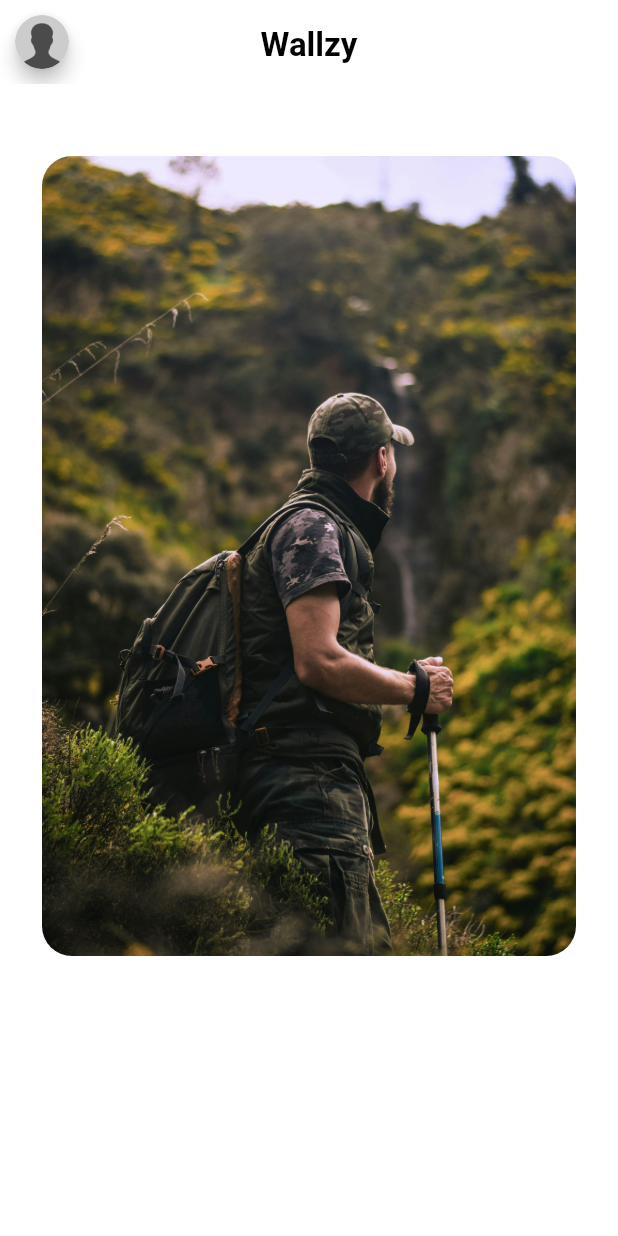
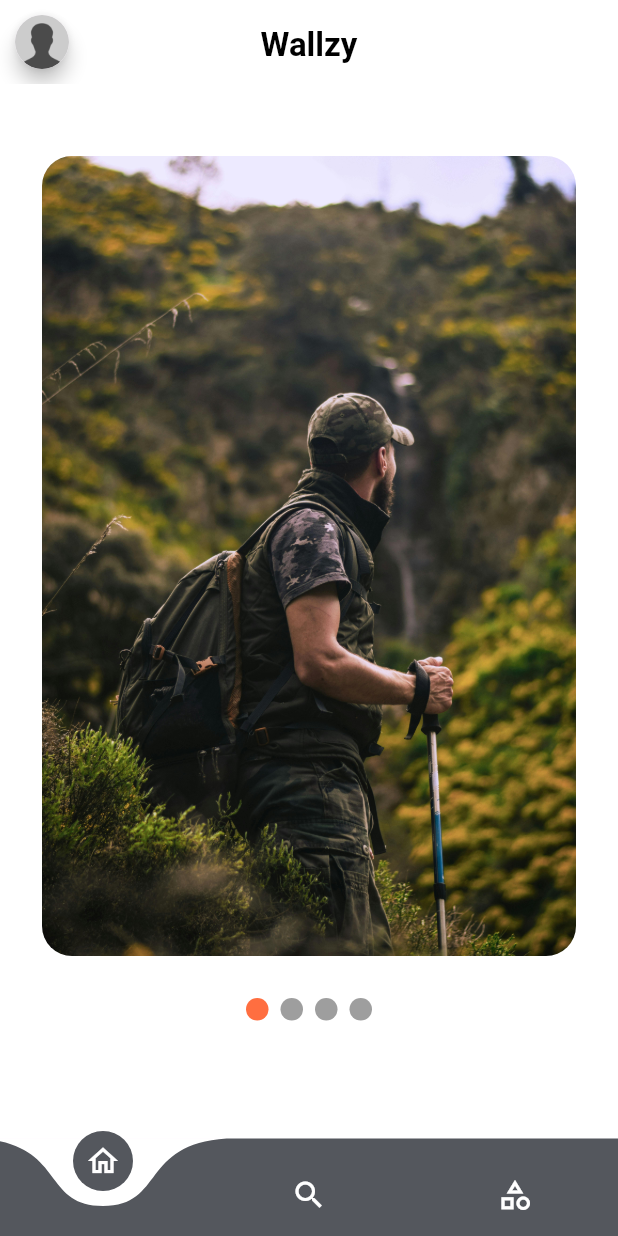
Before and after one commit to lakhanleo/wallzy, a Flutter app: the screen it shows after launch, on a phone screen of 412 x 824 dp. Run offline on Flutter 3.47's test engine with Material 3 defaults, Android fonts, the phone set to English and light mode, and no system bars; drawn by our look-alikes of carousel_slider, curved_navigation_bar, smooth_page_indicator; Roboto replaces fonts that are missing (Outfit).

Commit message:
new added screens

```diff
--- a/lib/main.dart
+++ b/lib/main.dart
@@ -1,4 +1,5 @@
 import 'package:flutter/material.dart';
+import 'package:wallzy/views/components/bottomNav.dart';
 import 'package:wallzy/views/screens/home.dart';
 
 void main() {
@@ -18,7 +19,7 @@ class MyApp extends StatelessWidget {
         colorScheme: ColorScheme.fromSeed(seedColor: Colors.deepPurple),
         useMaterial3: true,
       ),
-      home: const HomeScreen(),
+      home: const BottomNav(),
     );
   }
 }
--- /dev/null
+++ b/lib/views/components/bottomNav.dart
@@ -0,0 +1,63 @@
+import 'package:curved_navigation_bar/curved_navigation_bar.dart';
+import 'package:flutter/material.dart';
+import 'package:wallzy/views/screens/categories.dart';
+import 'package:wallzy/views/screens/home.dart';
+import 'package:wallzy/views/screens/search.dart';
+
+class BottomNav extends StatefulWidget {
+  const BottomNav({super.key});
+
+  @override
+  State<BottomNav> createState() => _BottomNavState();
+}
+
+class _BottomNavState extends State<BottomNav> {
+  int currentTabIndex = 0;
+  late List<Widget> pages;
+  late HomeScreen home;
+  late SearchScreen search;
+  late CategoriesScreen categories;
+  late Widget currentPage;
+
+  @override
+  void initState() {
+    home = HomeScreen();
+    search = SearchScreen();
+    categories = CategoriesScreen();
+    pages = [home, search, categories];
+    currentPage = HomeScreen();
+    super.initState();
+  }
+
+  @override
+  Widget build(BuildContext context) {
+    return Scaffold(
+      body: pages[currentTabIndex],
+      bottomNavigationBar: CurvedNavigationBar(
+          height: 65,
+          color: const Color.fromARGB(255, 84, 87, 93),
+          backgroundColor: Colors.white,
+          buttonBackgroundColor: const Color.fromARGB(255, 84, 87, 93),
+          animationDuration: const Duration(milliseconds: 300),
+          onTap: (index) {
+            setState(() {
+              currentTabIndex = index;
+            });
+          },
+          items: const [
+            Icon(
+              Icons.home_outlined,
+              color: Colors.white,
+            ),
+            Icon(
+              Icons.search_outlined,
+              color: Colors.white,
+            ),
+            Icon(
+              Icons.category_outlined,
+              color: Colors.white,
+            ),
+          ]),
+    );
+  }
+}
--- a/lib/views/screens/home.dart
+++ b/lib/views/screens/home.dart
@@ -1,5 +1,6 @@
 import 'package:flutter/material.dart';
 import 'package:carousel_slider/carousel_slider.dart';
+import 'package:smooth_page_indicator/smooth_page_indicator.dart';
 import 'package:wallzy/Common/CommonWidgets.dart';
 
 class HomeScreen extends StatefulWidget {
@@ -16,6 +17,8 @@ class _HomeScreenState extends State<HomeScreen> {
     "lib/assets/images/wallpaper3.png",
     "lib/assets/images/wallpaper4.png",
   ];
+  int activeIndex = 0;
+
   @override
   Widget build(BuildContext context) {
     return Scaffold(
@@ -41,46 +44,72 @@ class _HomeScreenState extends State<HomeScreen> {
         ),
         title: const Padding(
           padding: EdgeInsets.only(top: 5),
-          child: Text("Wallzy",style: TextStyle(color: Colors.black,fontWeight: FontWeight.w700,fontFamily: "Outfit"),),
+          child: Text(
+            "Wallzy",
+            style: TextStyle(
+                color: Colors.black,
+                fontWeight: FontWeight.w700,
+                fontFamily: "Outfit"),
+          ),
         ),
       ),
       body: Padding(
-        padding: const EdgeInsets.only(left: 20,top: 40,right: 20),
+        padding: const EdgeInsets.only(left: 20, top: 40, right: 20),
         child: Column(
           children: [
             // verticalSpace(30),
-            CarouselSlider.builder(itemCount: WallpaperImageList.length,
-                itemBuilder: (context, index, realIndex)
-                {
+            CarouselSlider.builder(
+                itemCount: WallpaperImageList.length,
+                itemBuilder: (context, index, realIndex) {
                   final result = WallpaperImageList[index];
-                  return buildImage(result,index);
-            },
+                  return buildImage(result, index);
+                },
                 options: CarouselOptions(
-                  height: MediaQuery.of(context).size.height/1.5,
+                  height: MediaQuery.of(context).size.height / 1.5,
                   autoPlay: true,
-                  aspectRatio: 16/9,
+                  aspectRatio: 16 / 9,
                   viewportFraction: 1,
                   enlargeCenterPage: true,
                   enlargeStrategy: CenterPageEnlargeStrategy.height,
+                  onPageChanged: (index, reason) {
+                    setState(() {
+                      activeIndex = index;
+                    });
+                  },
                 )),
+            verticalSpace(20),
+            Center(
+              child: buildIndicator(),
+            )
           ],
         ),
       ),
     );
   }
-  Widget buildImage(String ImageUrl, int index){
+
+  Widget buildImage(String ImageUrl, int index) {
     return Container(
-      height: MediaQuery.of(context).size.height/1.5,
+      height: MediaQuery.of(context).size.height / 1.5,
       width: MediaQuery.of(context).size.width,
       child: Padding(
         padding: const EdgeInsets.all(8.0),
         child: ClipRRect(
-         borderRadius: BorderRadius.circular(20),
-          child: Image.asset(ImageUrl,fit: BoxFit.cover,),
+          borderRadius: BorderRadius.circular(20),
+          child: Image.asset(
+            ImageUrl,
+            fit: BoxFit.cover,
+          ),
         ),
       ),
     );
-
   }
 
+  Widget buildIndicator() => AnimatedSmoothIndicator(
+        activeIndex: activeIndex,
+        count: WallpaperImageList.length,
+        effect: ColorTransitionEffect(
+            dotWidth: 15,
+            dotHeight: 15,
+            activeDotColor: Colors.deepOrangeAccent),
+      );
 }
--- a/pubspec.yaml
+++ b/pubspec.yaml
@@ -31,6 +31,8 @@ dependencies:
   flutter:
     sdk: flutter
   carousel_slider: ^4.2.1
+  smooth_page_indicator: ^1.1.0
+  curved_navigation_bar: ^1.0.6
 
 
   # The following adds the Cupertino Icons font to your application.
```
Also changed, not shown: lib/views/screens/categories.dart (added, +61 -0 lines), lib/views/screens/search.dart (added, +14 -0 lines), pubspec.lock.
